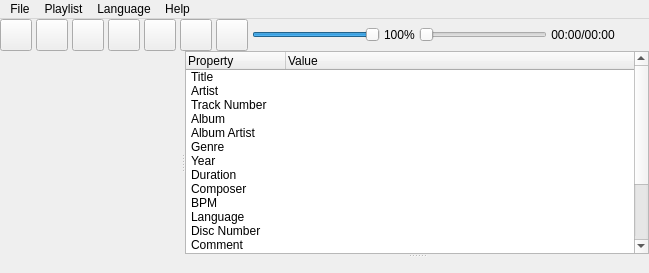
savannstm/revolutionary-audio-player, file src/MainWindow/MainWindow.ui: the form before one commit.
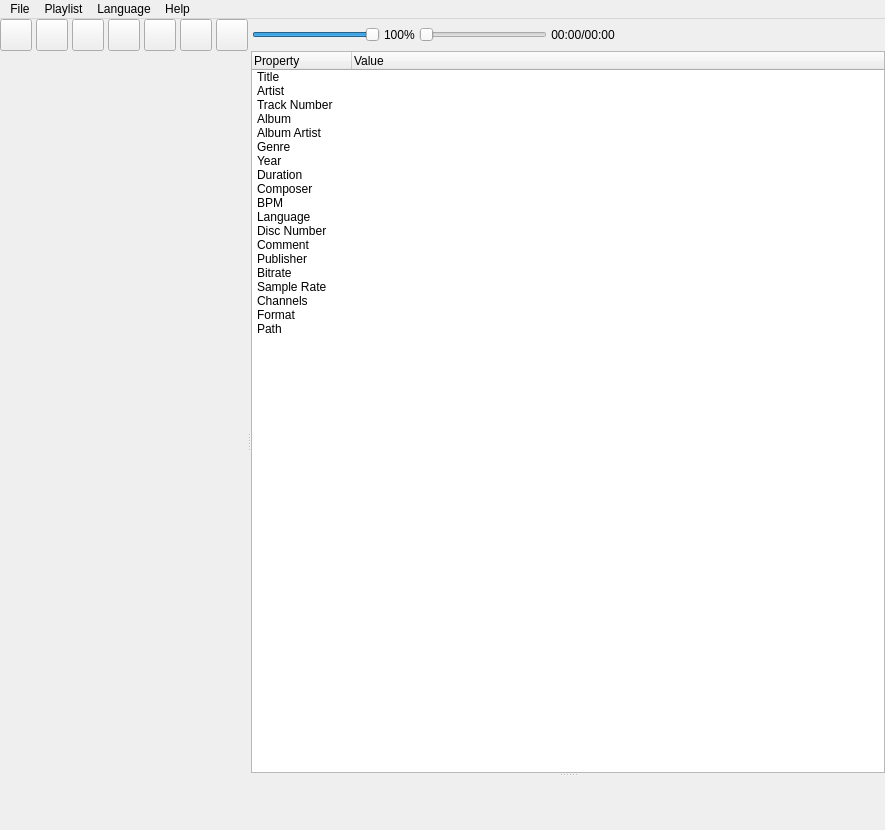
The form after the commit. Icons and pictures are not drawn. Custom widgets are drawn as their Qt base class.

What changed in the file:
```diff
--- a/src/MainWindow/MainWindow.ui
+++ b/src/MainWindow/MainWindow.ui
@@ -6,8 +6,8 @@
    <rect>
     <x>0</x>
     <y>0</y>
-    <width>649</width>
-    <height>273</height>
+    <width>885</width>
+    <height>830</height>
    </rect>
   </property>
   <property name="sizePolicy">
@@ -333,7 +333,7 @@
        <item>
         <widget class="CustomSlider" name="volumeSlider">
          <property name="sizePolicy">
-          <sizepolicy hsizetype="Expanding" vsizetype="Minimum">
+          <sizepolicy hsizetype="Expanding" vsizetype="Fixed">
            <horstretch>4</horstretch>
            <verstretch>0</verstretch>
           </sizepolicy>
@@ -398,7 +398,7 @@
        <item>
         <widget class="CustomSlider" name="progressSlider">
          <property name="sizePolicy">
-          <sizepolicy hsizetype="Expanding" vsizetype="Expanding">
+          <sizepolicy hsizetype="Expanding" vsizetype="Fixed">
            <horstretch>4</horstretch>
            <verstretch>0</verstretch>
           </sizepolicy>
@@ -666,8 +666,8 @@
     <rect>
      <x>0</x>
      <y>0</y>
-     <width>649</width>
-     <height>22</height>
+     <width>885</width>
+     <height>33</height>
     </rect>
    </property>
    <widget class="QMenu" name="menuFile">
```
Left out of the diff: 47 changed lines with no effect on the pictures.
